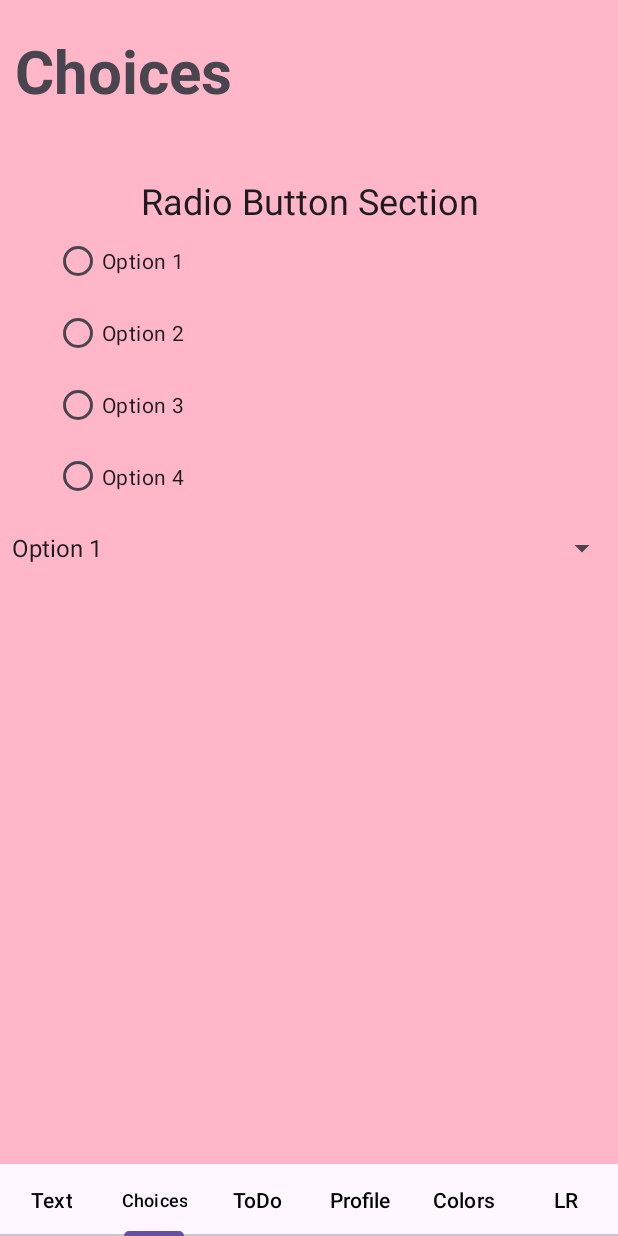
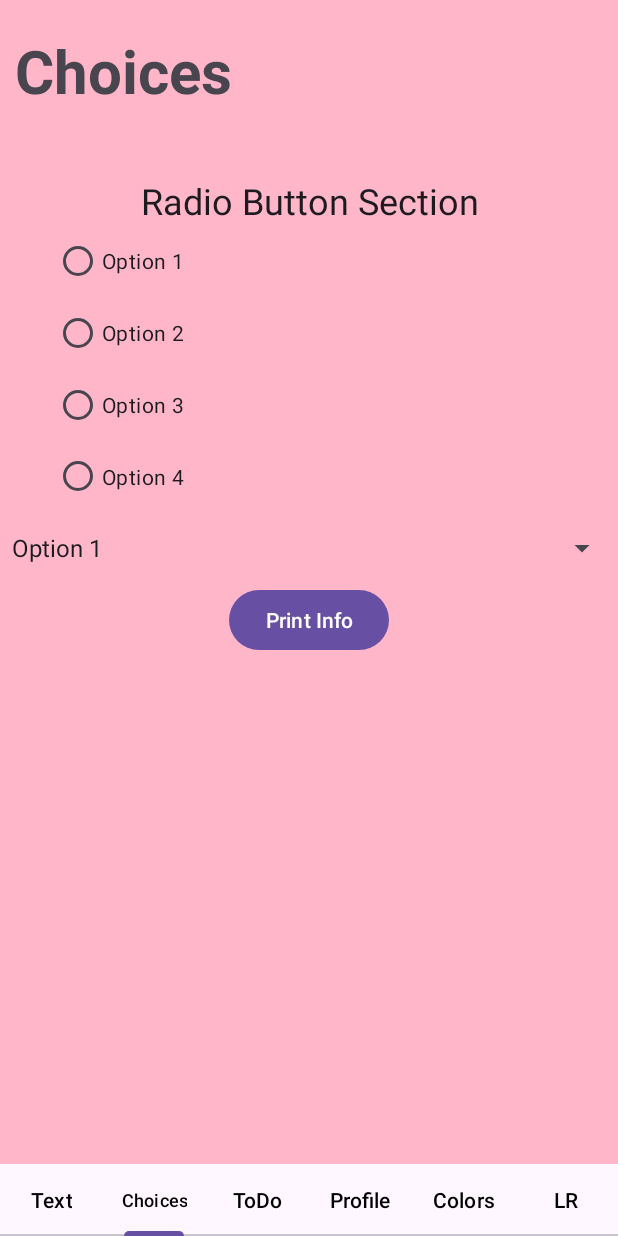
Before and after one commit to dinhner7/testing, an Android app built with Jetpack Compose: the screen it shows after launch (MainActivity), item 2 of the bottom bar chosen, on a phone screen of 412 x 824 dp. Run offline under Robolectric (Android 15) with nearby library versions, the phone set to English and light mode, and no system bars.

Commit message:
button works to display options

```diff
--- a/app/src/main/res/layout/fragment_tab2.xml
+++ b/app/src/main/res/layout/fragment_tab2.xml
@@ -74,8 +74,18 @@
 
     </Spinner>
 
+    <Button
+        android:id="@+id/button"
+        android:layout_width="wrap_content"
+        android:layout_height="wrap_content"
+        android:text="Print Info"
+        tools:layout_editor_absoluteX="158dp"
+        tools:layout_editor_absoluteY="412dp"
 
-
+        app:layout_constraintTop_toBottomOf="@id/Dropdown"
+        app:layout_constraintLeft_toLeftOf="parent"
+        app:layout_constraintRight_toRightOf="parent"
+        tools:ignore="HardcodedText" />
 
 
 </androidx.constraintlayout.widget.ConstraintLayout>
```
Also changed, not shown: app/src/main/java/com/example/testing/Tab2.kt (+31 -2 lines).
